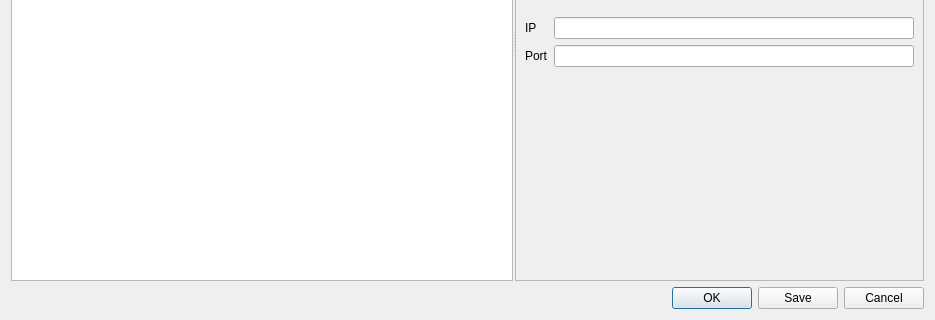
Before: the Qt Designer form forms/preferences.ui in MirayaProject/miraya, drawn with Qt 5; both pictures show x 0 to 935 and y 209 to 529 of the 935 by 529 pixel window.
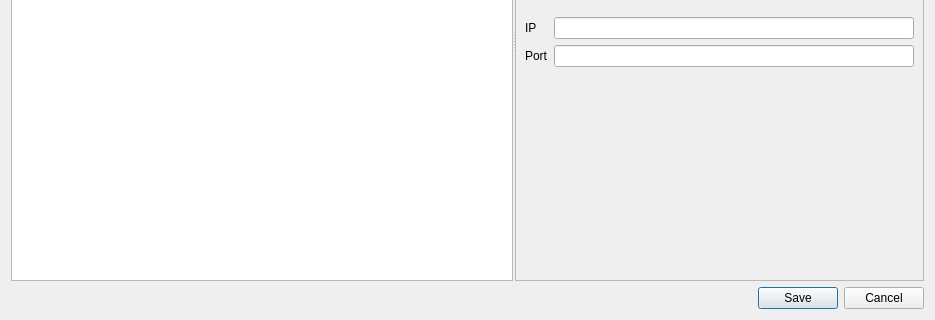
After: the same form once the commit is applied.

Commit message: 🟠 preferences: data is now saved correctly

Patch:
```diff
--- a/forms/preferences.ui
+++ b/forms/preferences.ui
@@ -23,7 +23,7 @@
       <enum>Qt::Horizontal</enum>
      </property>
      <property name="standardButtons">
-      <set>QDialogButtonBox::Cancel|QDialogButtonBox::Ok|QDialogButtonBox::Save</set>
+      <set>QDialogButtonBox::Cancel|QDialogButtonBox::Save</set>
      </property>
      <property name="centerButtons">
       <bool>false</bool>
```
Left out of the diff: 16 changed lines with no effect on the pictures. The commit also changes 2 other files.
